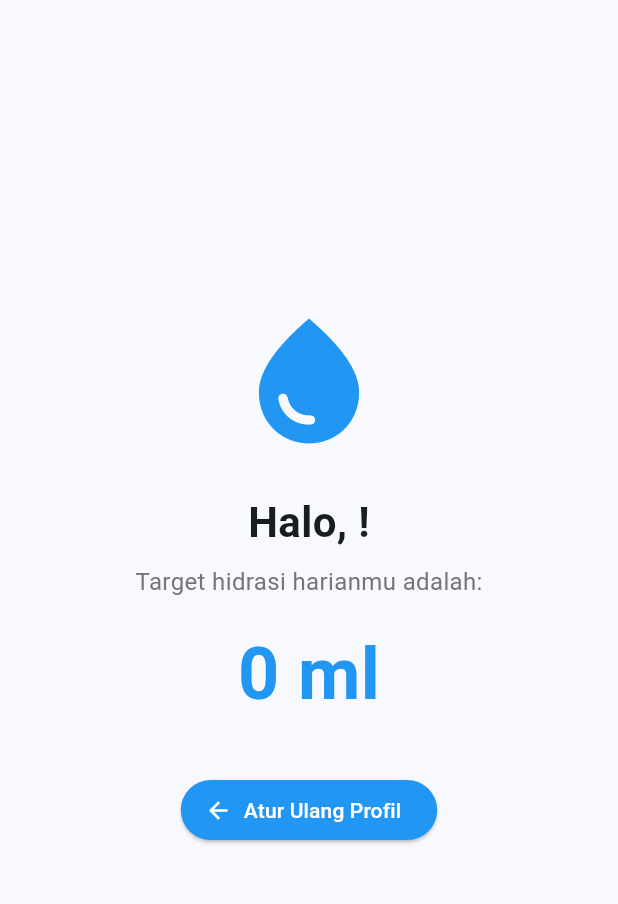
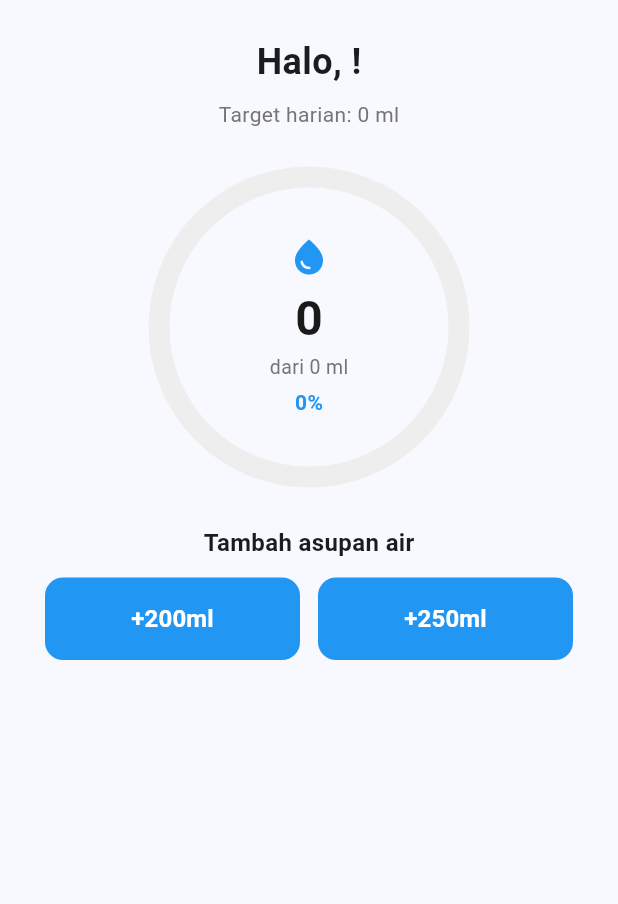
Before and after one commit to Kianlywn/Project-Teguk, a Flutter app: the DashboardScreen screen opened directly with empty values, on a phone screen of 412 x 824 dp, the part 84-988 px from its top. Run offline on Flutter 3.47's test engine with Material 3 defaults, Android fonts, the phone set to English and light mode, and no system bars; our stand-ins replace camera, flutter_dotenv, geolocator, permission_handler, sensors_plus, shared_preferences; accounts and stored records are empty; network calls fail; statements that could not run were skipped.

Commit message:
water ring, auto login

```diff
--- a/lib/presentation/screens/auth/login_screen.dart
+++ b/lib/presentation/screens/auth/login_screen.dart
@@ -3,6 +3,7 @@ import 'package:teguk/data/repositories/auth_repository.dart';
 import 'package:teguk/presentation/screens/auth/register_screen.dart';
 import 'package:teguk/presentation/screens/dashboard/dashboard_screen.dart';
 import 'package:teguk/presentation/screens/expert/expert_dashboard_screen.dart';
+import 'package:teguk/presentation/screens/onboarding/profile_setup_screen.dart';
 
 class LoginScreen extends StatefulWidget {
   const LoginScreen({super.key});
@@ -46,10 +47,13 @@ class _LoginScreenState extends State<LoginScreen> {
         final fullname = result['fullname'] as String;
 
         if (role == 'User') {
+          final profileDone = await _authRepository.isProfileSetupComplete();
           Navigator.pushReplacement(
             context,
             MaterialPageRoute(
-              builder: (_) => DashboardScreen(userName: fullname, waterTarget: 2000),
+              builder: (_) => profileDone
+                  ? DashboardScreen(userName: fullname, waterTarget: 2000)
+                  : const ProfileSetupScreen(),
             ),
           );
         } else if (role == 'HealthExpert') {
--- a/lib/presentation/screens/auth/register_screen.dart
+++ b/lib/presentation/screens/auth/register_screen.dart
@@ -84,6 +84,9 @@ class _RegisterScreenState extends State<RegisterScreen> {
       if (!mounted) return;
 
       if (result['success'] == true) {
+        if (_selectedRole == 'User') {
+          await _authRepository.setProfileSetupComplete(false);
+        }
         ScaffoldMessenger.of(context).showSnackBar(
           const SnackBar(
             content: Text('Pendaftaran berhasil! Silakan login.'),
--- a/lib/presentation/screens/dashboard/dashboard_screen.dart
+++ b/lib/presentation/screens/dashboard/dashboard_screen.dart
@@ -1,6 +1,10 @@
 import 'package:flutter/material.dart';
+import 'package:provider/provider.dart';
+import 'package:teguk/presentation/widgets/quick_add_button.dart';
+import 'package:teguk/presentation/widgets/water_progress_ring.dart';
+import 'package:teguk/providers/water_provider.dart';
 
-class DashboardScreen extends StatelessWidget {
+class DashboardScreen extends StatefulWidget {
   final String userName;
   final int waterTarget;
 
@@ -11,6 +15,21 @@ class DashboardScreen extends StatelessWidget {
   });
 
   @override
+  State<DashboardScreen> createState() => _DashboardScreenState();
+}
+
+class _DashboardScreenState extends State<DashboardScreen> {
+  @override
+  void initState() {
+    super.initState();
+    WidgetsBinding.instance.addPostFrameCallback((_) {
+      context.read<WaterProvider>().initialize(
+            fallbackTarget: widget.waterTarget,
+          );
+    });
+  }
+
+  @override
   Widget build(BuildContext context) {
     return Scaffold(
       appBar: AppBar(
@@ -18,58 +37,69 @@ class DashboardScreen extends StatelessWidget {
         backgroundColor: const Color(0xFF2196F3),
         foregroundColor: Colors.white,
       ),
-      body: Center(
-        child: Padding(
-          padding: const EdgeInsets.all(24.0),
+      body: Consumer<WaterProvider>(
+        builder: (context, water, _) {
+          return SingleChildScrollView(
+            padding: const EdgeInsets.all(24),
             child: Column(
-            mainAxisAlignment: MainAxisAlignment.center,
               children: [
-              const Icon(
-                Icons.water_drop,
-                size: 100,
-                color: Color(0xFF2196F3),
-              ),
-              const SizedBox(height: 24),
                 Text(
-                'Halo, $userName!',
+                  'Halo, ${widget.userName}!',
                   style: const TextStyle(
-                  fontSize: 28,
+                    fontSize: 24,
                     fontWeight: FontWeight.bold,
                   ),
                 ),
                 const SizedBox(height: 8),
                 Text(
-                'Target hidrasi harianmu adalah:',
-                style: TextStyle(
-                  fontSize: 16,
-                  color: Colors.grey[600],
-                ),
-              ),
-              const SizedBox(height: 16),
-              Text(
-                '$waterTarget ml',
-                style: const TextStyle(
-                  fontSize: 48,
-                  fontWeight: FontWeight.bold,
-                  color: Color(0xFF2196F3),
-                ),
+                  'Target harian: ${water.target} ml',
+                  style: TextStyle(fontSize: 14, color: Colors.grey[600]),
                 ),
                 const SizedBox(height: 32),
-              ElevatedButton.icon(
-                onPressed: () {
-                  Navigator.pop(context);
-                },
-                icon: const Icon(Icons.arrow_back),
-                label: const Text('Atur Ulang Profil'),
-                style: ElevatedButton.styleFrom(
-                  backgroundColor: const Color(0xFF2196F3),
-                  foregroundColor: Colors.white,
+                WaterProgressRing(
+                  progress: water.progress,
+                  totalMl: water.totalDrink,
+                  targetMl: water.target,
+                  isLoading: water.isLoading && water.totalDrink == 0,
                 ),
-              )
+                const SizedBox(height: 32),
+                const Text(
+                  'Tambah asupan air',
+                  style: TextStyle(fontSize: 16, fontWeight: FontWeight.w600),
+                ),
+                const SizedBox(height: 12),
+                Row(
+                  children: [
+                    QuickAddButton(
+                      amountMl: 200,
+                      isLoading: water.isLoading,
+                      onPressed: () => _onAdd(water, 200),
+                    ),
+                    QuickAddButton(
+                      amountMl: 250,
+                      isLoading: water.isLoading,
+                      onPressed: () => _onAdd(water, 250),
+                    ),
                   ],
                 ),
+              ],
             ),
+          );
+        },
+      ),
+    );
+  }
+
+  Future<void> _onAdd(WaterProvider water, int amount) async {
+    final ok = await water.addWater(amount);
+    if (!mounted) return;
+    if (!ok) {
+      ScaffoldMessenger.of(context).showSnackBar(
+        const SnackBar(
+          content: Text('Gagal mencatat air. Coba lagi.'),
+          behavior: SnackBarBehavior.floating,
         ),
       );
     }
   }
+}
--- a/lib/presentation/widgets/quick_add_button.dart
+++ b/lib/presentation/widgets/quick_add_button.dart
@@ -0,0 +1,40 @@
+import 'package:flutter/material.dart';
+
+class QuickAddButton extends StatelessWidget {
+  final int amountMl;
+  final VoidCallback? onPressed;
+  final bool isLoading;
+
+  const QuickAddButton({
+    super.key,
+    required this.amountMl,
+    this.onPressed,
+    this.isLoading = false,
+  });
+
+  @override
+  Widget build(BuildContext context) {
+    return Expanded(
+      child: Padding(
+        padding: const EdgeInsets.symmetric(horizontal: 6),
+        child: ElevatedButton(
+          onPressed: isLoading ? null : onPressed,
+          style: ElevatedButton.styleFrom(
+            backgroundColor: const Color(0xFF2196F3),
+            foregroundColor: Colors.white,
+            disabledBackgroundColor: Colors.grey[300],
+            padding: const EdgeInsets.symmetric(vertical: 16),
+            shape: RoundedRectangleBorder(
+              borderRadius: BorderRadius.circular(12),
+            ),
+            elevation: 0,
+          ),
+          child: Text(
+            '+${amountMl}ml',
+            style: const TextStyle(fontSize: 16, fontWeight: FontWeight.w600),
+          ),
+        ),
+      ),
+    );
+  }
+}
--- a/lib/presentation/widgets/water_progress_ring.dart
+++ b/lib/presentation/widgets/water_progress_ring.dart
@@ -0,0 +1,69 @@
+import 'package:flutter/material.dart';
+
+class WaterProgressRing extends StatelessWidget {
+  final double progress;
+  final int totalMl;
+  final int targetMl;
+  final bool isLoading;
+
+  const WaterProgressRing({
+    super.key,
+    required this.progress,
+    required this.totalMl,
+    required this.targetMl,
+    this.isLoading = false,
+  });
+
+  @override
+  Widget build(BuildContext context) {
+    final clamped = progress.clamp(0.0, 1.0);
+
+    return SizedBox(
+      width: 200,
+      height: 200,
+      child: Stack(
+        alignment: Alignment.center,
+        children: [
+          SizedBox(
+            width: 200,
+            height: 200,
+            child: CircularProgressIndicator(
+              value: isLoading ? null : clamped,
+              strokeWidth: 14,
+              backgroundColor: Colors.grey[200],
+              valueColor: const AlwaysStoppedAnimation<Color>(Color(0xFF2196F3)),
+            ),
+          ),
+          Column(
+            mainAxisSize: MainAxisSize.min,
+            children: [
+              const Icon(Icons.water_drop, color: Color(0xFF2196F3), size: 28),
+              const SizedBox(height: 4),
+              Text(
+                '$totalMl',
+                style: const TextStyle(
+                  fontSize: 32,
+                  fontWeight: FontWeight.bold,
+                  color: Color(0xFF1A1A1A),
+                ),
+              ),
+              Text(
+                'dari $targetMl ml',
+                style: TextStyle(fontSize: 13, color: Colors.grey[600]),
+              ),
+              const SizedBox(height: 4),
+              Text(
+                '${(clamped * 100).round()}%',
+                style: const TextStyle(
+                  fontSize: 14,
+                  fontWeight: FontWeight.w600,
+                  color: Color(0xFF2196F3),
+                ),
+              ),
+            ],
+          ),
+        ],
+      ),
+    );
+  }
+}
--- a/lib/providers/consultation_provider.dart
+++ b/lib/providers/consultation_provider.dart
@@ -54,9 +54,9 @@ class ConsultationProvider extends ChangeNotifier {
     notifyListeners();
 
     try {
-      final result = await _repository.createConsultation(expertId);
-      if (result != null) {
-        await fetchConsultations(); // Refresh list
+      final success = await _repository.createConsultation(expertId);
+      if (success) {
+        await fetchConsultations();
         return true;
       }
     } catch (e) {
--- a/pubspec.yaml
+++ b/pubspec.yaml
@@ -36,6 +36,7 @@ dependencies:
   http: ^1.0.0
   permission_handler: ^11.0.0
   shared_preferences: ^2.5.5
+  provider: ^6.1.2
 
   # The following adds the Cupertino Icons font to your application.
   # Use with the CupertinoIcons class for iOS style icons.
```
Also changed, not shown: lib/data/repositories/activity_repository.dart (added, +27 -0 lines), lib/data/repositories/auth_repository.dart (+16 -0 lines), lib/data/repositories/consultation_repository.dart (+4 -7 lines), lib/data/services/api_service.dart (+37 -0 lines), lib/main.dart (+9 -2 lines), lib/presentation/screens/onboarding/profile_setup_screen.dart (+6 -1 lines), lib/presentation/screens/splash_screen.dart (+27 -1 lines), lib/providers/activity_provider.dart (+9 -45 lines), lib/providers/water_provider.dart (+65 -10 lines), lib/providers/weather_provider.dart (+49 -0 lines), pubspec.lock. Lines whose indentation alone changed are shown as unchanged.
